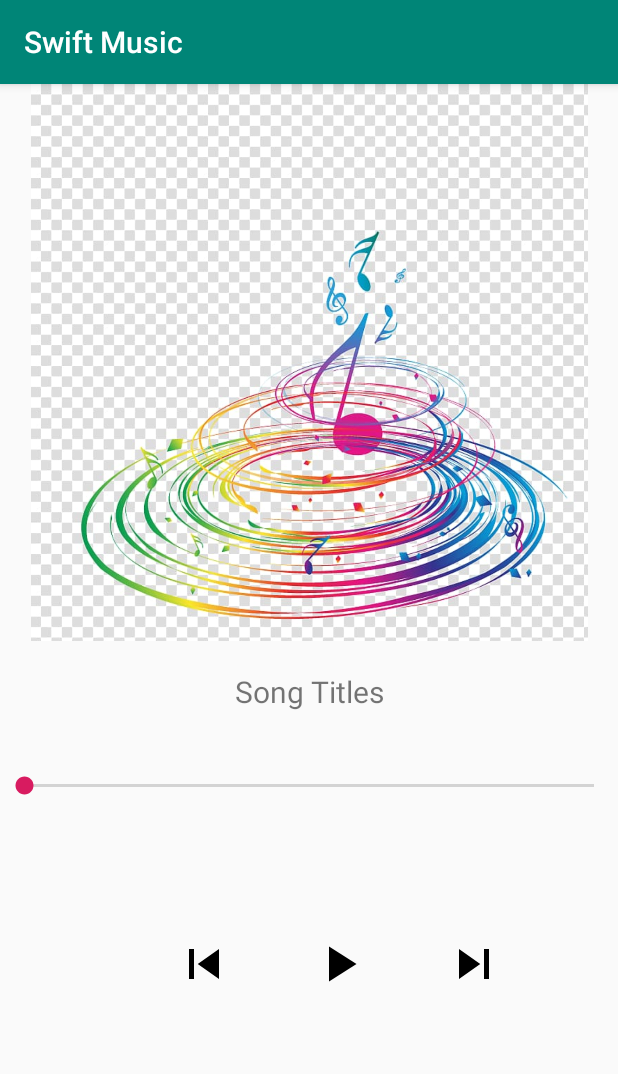
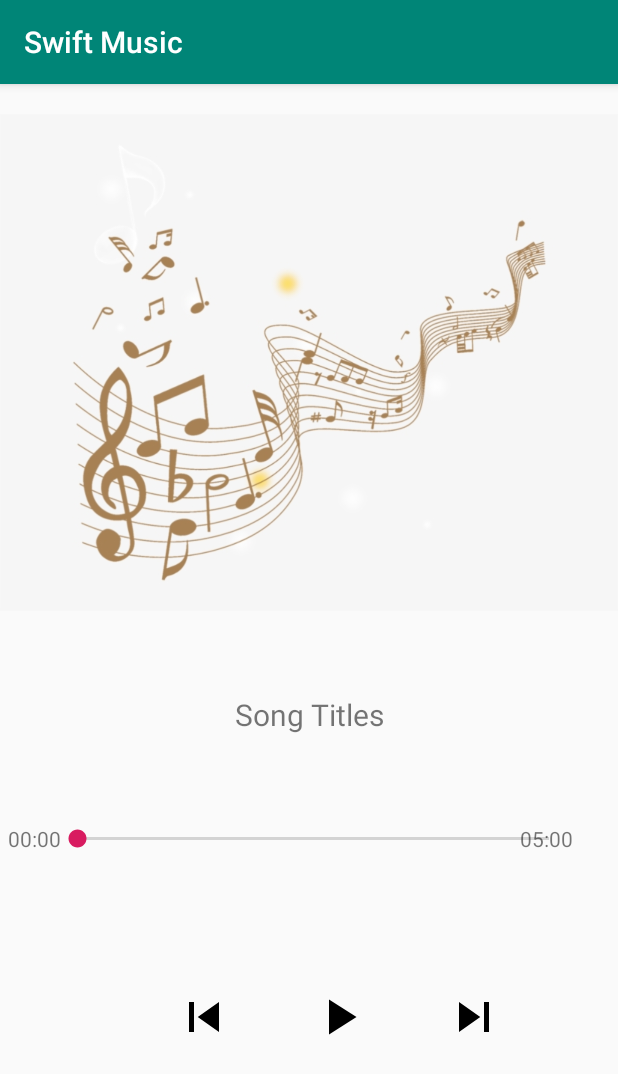
Before and after one commit to mervinkogei/Swift_Music, an Android app: the Player screen opened directly, with no data from a screen before it, on a phone screen of 412 x 824 dp. Shown: the top 1074 px of the screen. Run offline under Robolectric (Android 15) with nearby library versions, the phone set to English and light mode, and no system bars; 2 statements that could not run were skipped.

```diff
--- a/app/src/main/java/com/example/swiftmusic/UI/Player.java
+++ b/app/src/main/java/com/example/swiftmusic/UI/Player.java
@@ -3,6 +3,7 @@ package com.example.swiftmusic.UI;
 import androidx.appcompat.app.AppCompatActivity;
 
 import android.content.Intent;
+import android.media.MediaPlayer;
 import android.os.Bundle;
 import android.widget.ImageView;
 import android.widget.SeekBar;
@@ -22,6 +23,7 @@ public class Player extends AppCompatActivity {
     ImageView previous;
     ImageView play;
     ImageView next;
+    MediaPlayer mMediaPlayer;
 
     @Override
     protected void onCreate(Bundle savedInstanceState) {
@@ -41,4 +43,11 @@ public class Player extends AppCompatActivity {
         songFileList = (ArrayList) songExtraData.getParcelableArrayList("songFileList");
         int position = songExtraData.getInt("position",0);
     }
+
+    private  void initMusicPlay(int position){
+        if (mMediaPlayer != null && mMediaPlayer.isPlaying()){
+
+        }
+
+    }
 }
--- a/app/src/main/res/layout/activity_player.xml
+++ b/app/src/main/res/layout/activity_player.xml
@@ -19,14 +19,33 @@
         android:layout_below="@+id/imageTitle"
         android:gravity="center"
         android:textSize="20dp"
-        android:layout_marginTop="20dp"
+        android:layout_marginTop="35dp"
         android:text="Song Titles"/>
 
     <androidx.appcompat.widget.AppCompatSeekBar
         android:id="@+id/seekBar"
         android:layout_below="@+id/songTitle"
-        android:layout_marginTop="40dp"
+        android:layout_marginTop="60dp"
         android:layout_width="match_parent"
+        android:layout_marginLeft="35dp"
+        android:layout_centerVertical="true"
+        android:layout_marginRight="30dp"
+        android:layout_height="wrap_content"/>
+
+    <TextView
+        android:id="@+id/currentTimer"
+        android:layout_marginLeft="5dp"
+        android:layout_width="wrap_content"
+        android:layout_height="wrap_content"
+        android:layout_marginTop="493dp"
+        android:text="00:00" />
+
+    <TextView
+        android:id="@+id/totalTimer"
+        android:text="05:00"
+        android:layout_alignRight="@+id/seekBar"
+        android:layout_marginTop="493dp"
+        android:layout_width="wrap_content"
         android:layout_height="wrap_content"/>
 
     <LinearLayout
```
Also changed, not shown: app/src/main/res/drawable-v24/music_logo.jpg (deleted), app/src/main/res/drawable-v24/music_logo.png (added).
